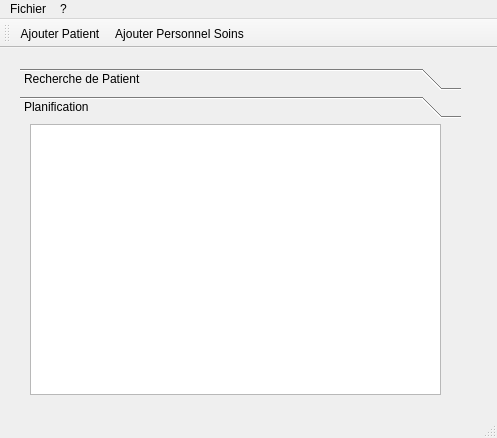
Before: the Qt Designer form mainwindow.ui in JeanCellier/QtProjet, drawn with Qt 5.
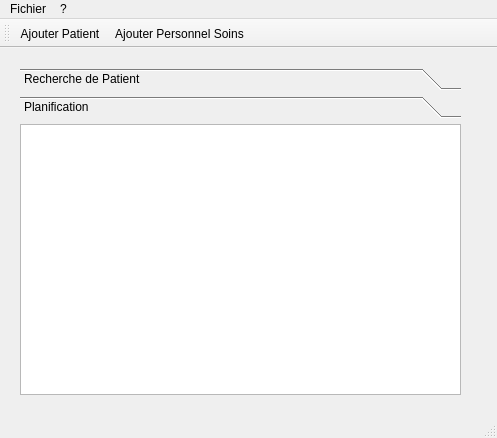
After: the same form once the commit is applied. The open tabs and pages were chosen to show the change.

Commit message: Ajout treeView

What changed in the file:
```diff
--- a/mainwindow.ui
+++ b/mainwindow.ui
@@ -61,12 +61,12 @@
      <attribute name="label">
       <string>Planification</string>
      </attribute>
-     <widget class="QTableView" name="tableView_2">
+     <widget class="QTreeView" name="ressourceTreeView">
       <property name="geometry">
        <rect>
-        <x>10</x>
+        <x>0</x>
         <y>0</y>
-        <width>411</width>
+        <width>441</width>
         <height>271</height>
        </rect>
       </property>
```
Left out of the diff: 2 changed lines with no effect on the pictures. The commit also changes 3 other files.
